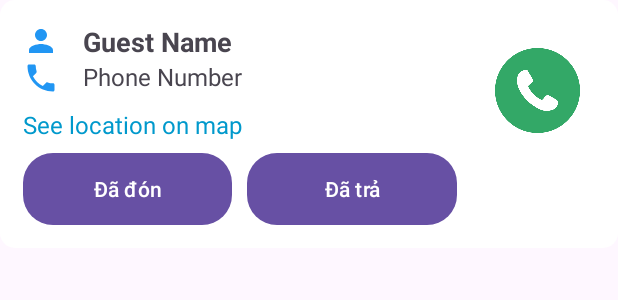
After one commit to Son301203/Car-booking, an Android app: the layout layout_listview_trip_detail_drivers.xml on its own in the app's theme, with its tools: preview values and no code run, on a phone screen of 412 x 824 dp. The commit adds this screen. Shown: the top 300 px of the screen. Run offline under Robolectric (Android 15) with nearby library versions, the phone set to English and light mode, and no system bars.

Commit message:
Trip Detail for Drivers

```diff
--- /dev/null
+++ b/app/src/main/res/drawable/button_background.xml
@@ -0,0 +1,6 @@
+<!-- button_background.xml (in res/drawable) -->
+<shape xmlns:android="http://schemas.android.com/apk/res/android">
+    <solid android:color="#2196F3"/>
+    <corners android:radius="20dp"/>
+    <padding android:left="10dp" android:right="10dp"/>
+</shape>
--- /dev/null
+++ b/app/src/main/res/drawable/ic_phone.xml
@@ -0,0 +1,5 @@
+<vector xmlns:android="http://schemas.android.com/apk/res/android" android:height="24dp" android:tint="#000000" android:viewportHeight="24" android:viewportWidth="24" android:width="24dp">
+
+    <path android:fillColor="@android:color/white" android:pathData="M6.62,10.79c1.44,2.83 3.76,5.14 6.59,6.59l2.2,-2.2c0.27,-0.27 0.67,-0.36 1.02,-0.24 1.12,0.37 2.33,0.57 3.57,0.57 0.55,0 1,0.45 1,1V20c0,0.55 -0.45,1 -1,1 -9.39,0 -17,-7.61 -17,-17 0,-0.55 0.45,-1 1,-1h3.5c0.55,0 1,0.45 1,1 0,1.25 0.2,2.45 0.57,3.57 0.11,0.35 0.03,0.74 -0.25,1.02l-2.2,2.2z"/>
+
+</vector>
--- /dev/null
+++ b/app/src/main/res/layout/layout_listview_trip_detail_drivers.xml
@@ -0,0 +1,124 @@
+<?xml version="1.0" encoding="utf-8"?>
+<LinearLayout xmlns:android="http://schemas.android.com/apk/res/android"
+    android:layout_width="match_parent"
+    android:layout_height="wrap_content"
+    xmlns:app="http://schemas.android.com/apk/res-auto"
+    android:orientation="horizontal"
+    android:padding="15dp"
+    android:weightSum="1"
+    android:background="@drawable/rounded_background">
+
+    <!-- Left side with guest info -->
+    <LinearLayout
+        android:layout_width="0dp"
+        android:layout_height="wrap_content"
+        android:layout_weight="0.8"
+        android:orientation="vertical"
+        android:paddingEnd="15dp">
+
+        <!-- Guest name with icon -->
+        <LinearLayout
+            android:layout_width="wrap_content"
+            android:layout_height="wrap_content"
+            android:orientation="horizontal"
+            android:gravity="start">
+            <ImageView
+                android:layout_width="24dp"
+                android:layout_height="24dp"
+                android:src="@drawable/ic_passenger"
+                android:layout_marginEnd="8dp"
+                app:tint="#2196F3"/>
+
+            <TextView
+                android:id="@+id/guest_name"
+                android:layout_width="wrap_content"
+                android:layout_height="wrap_content"
+                android:layout_marginStart="8dp"
+                android:text="Guest Name"
+                android:textSize="18sp"
+                android:textStyle="bold" />
+        </LinearLayout>
+
+        <!-- Phone number with icon -->
+        <LinearLayout
+            android:layout_width="wrap_content"
+            android:layout_height="wrap_content"
+            android:orientation="horizontal"
+            android:gravity="start">
+            <ImageView
+                android:layout_width="24dp"
+                android:layout_height="24dp"
+                android:src="@drawable/ic_phone"
+                android:layout_marginEnd="8dp"
+                app:tint="#2196F3"/>
+
+            <TextView
+                android:id="@+id/guest_phone"
+                android:layout_width="wrap_content"
+                android:layout_height="wrap_content"
+                android:layout_marginStart="8dp"
+                android:text="Phone Number"
+                android:textSize="16sp" />
+        </LinearLayout>
+
+        <!-- Location link -->
+        <TextView
+            android:id="@+id/location_link"
+            android:layout_width="wrap_content"
+            android:layout_height="wrap_content"
+            android:layout_marginTop="8dp"
+            android:layout_marginBottom="8dp"
+            android:autoLink="web"
+            android:text="See location on map"
+            android:textColor="@android:color/holo_blue_dark"
+            android:textSize="16sp" />
+
+        <!-- Row for Pick up and Drop off buttons -->
+        <LinearLayout
+            android:layout_width="match_parent"
+            android:layout_height="wrap_content"
+            android:gravity="end"
+            android:orientation="horizontal">
+
+            <!-- Pick up Button -->
+            <Button
+                android:id="@+id/pickup_button"
+                android:layout_width="0dp"
+                android:layout_height="wrap_content"
+                android:layout_marginEnd="10dp"
+                android:layout_weight="1"
+                android:background="@drawable/button_background"
+                android:text="Đã đón"
+                android:textColor="@android:color/white" />
+
+            <!-- Drop off Button -->
+            <Button
+                android:id="@+id/dropoff_button"
+                android:layout_width="0dp"
+                android:layout_height="wrap_content"
+                android:layout_weight="1"
+                android:background="@drawable/button_background"
+                android:text="Đã trả"
+                android:textColor="@android:color/white" />
+        </LinearLayout>
+    </LinearLayout>
+
+    <LinearLayout
+        android:layout_width="0dp"
+        android:layout_height="wrap_content"
+        android:layout_weight="0.2"
+        android:gravity="end"
+        android:orientation="vertical">
+
+        <!-- Call Button (ImageView) -->
+        <ImageView
+            android:id="@+id/call_button"
+            android:layout_width="wrap_content"
+            android:layout_height="90dp"
+            android:layout_marginBottom="10dp"
+            android:background="?android:attr/selectableItemBackground"
+            android:contentDescription="Call guest"
+            android:padding="10dp"
+            android:src="@drawable/call_icon" />
+    </LinearLayout>
+</LinearLayout>
```
Also changed, not shown: app/src/main/AndroidManifest.xml (+6 -3 lines), app/src/main/java/com/example/bookcar/adapter/TripDetailAdapter.java (added, +45 -0 lines), app/src/main/java/com/example/bookcar/model/TripDetail.java (deleted, +0 -88 lines), app/src/main/java/com/example/bookcar/model/Trips.java (+91 -2 lines), app/src/main/java/com/example/bookcar/view/drivers/HomeDriversActivity.java (+17 -1 lines), app/src/main/java/com/example/bookcar/view/drivers/TripDetailActivity.java (added, +83 -0 lines), app/src/main/res/drawable/ic_call.xml (added, +8 -0 lines), app/src/main/res/layout/activity_trip_detail.xml (added, +32 -0 lines), app/src/main/res/drawable/call_icon.png (added).
